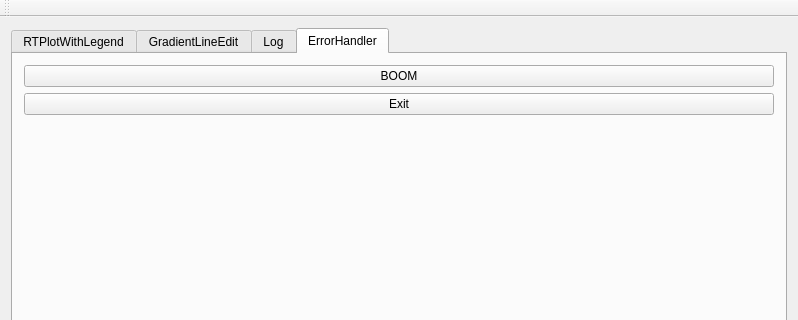
This is mainwindow.ui in koshi8bit/lib as Qt 5 draws it before an edit; both pictures show x 0 to 798 and y 0 to 320 of the 798 by 651 pixel window. The edited form follows.
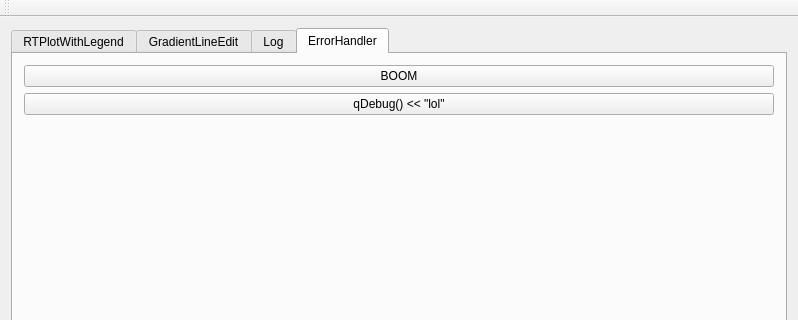
This is the edited form. Custom widgets are drawn as their Qt base class.

Commit message: QDebugLogger ok

The edit to the form file:
```diff
--- a/mainwindow.ui
+++ b/mainwindow.ui
@@ -205,7 +205,7 @@
         <item>
          <widget class="QPushButton" name="pushButtonExit">
           <property name="text">
-           <string>Exit</string>
+           <string>qDebug() &lt;&lt; &quot;lol&quot;</string>
           </property>
          </widget>
         </item>
```
The commit also changes 3 other files.
